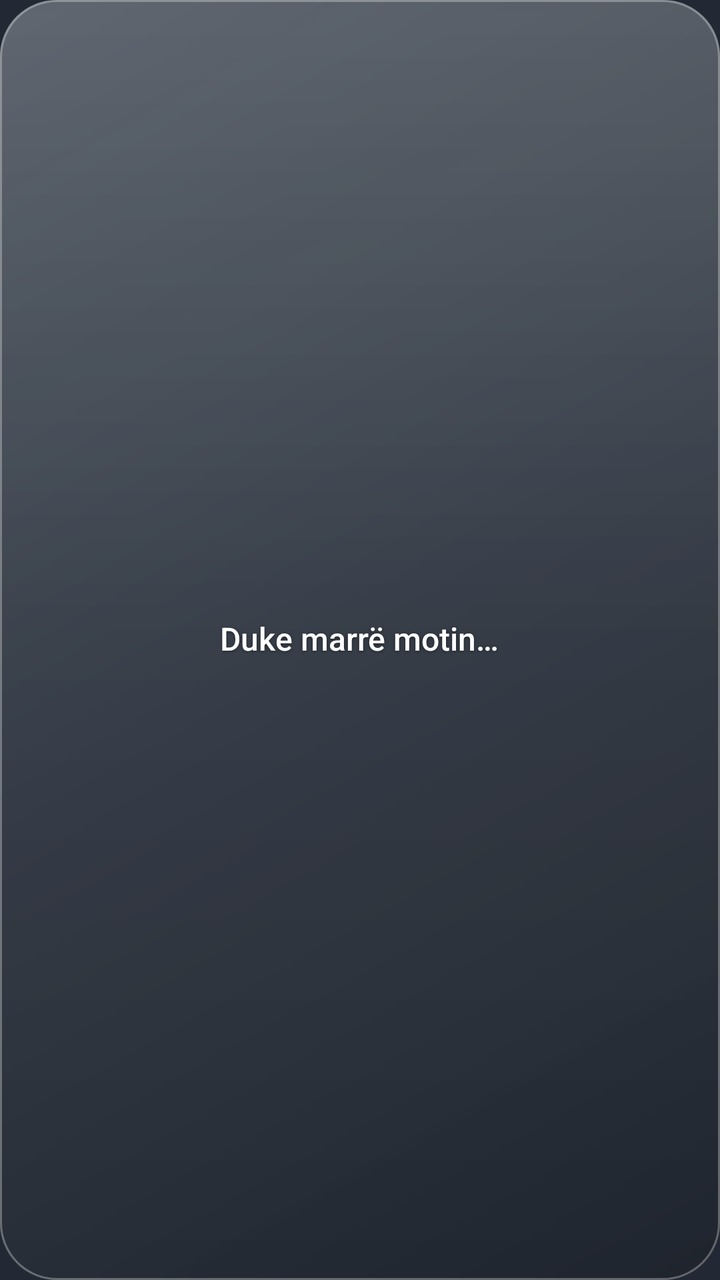
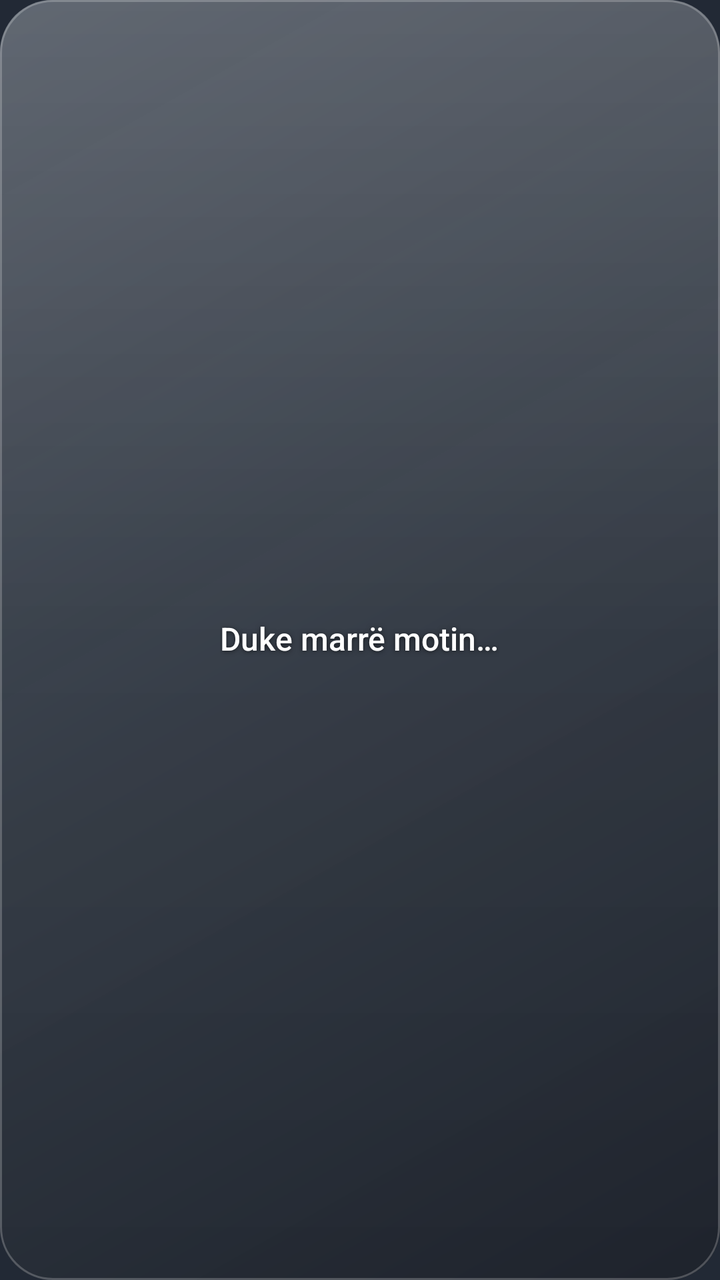

The first picture is an Android layout as it rendered before a commit; the second is the same layout after the commit. The layout source and the unified diff follow.
<!-- AndroidManifest.xml: application theme Theme.Moti -->
<!-- res/layout/widget_loading.xml -->
<?xml version="1.0" encoding="utf-8"?>
<FrameLayout xmlns:android="http://schemas.android.com/apk/res/android"
    android:id="@android:id/background"
    android:layout_width="match_parent"
    android:layout_height="match_parent">

    <ImageView
        android:layout_width="match_parent"
        android:layout_height="match_parent"
        android:importantForAccessibility="no"
        android:scaleType="fitXY"
        android:src="@drawable/glass_bg" />

    <TextView
        style="@style/W.City"
        android:layout_gravity="center"
        android:text="@string/loading" />
</FrameLayout>
<!-- resources referenced by this layout -->
<resources>
  <!-- drawable glass_bg (drawable) -->
  <?xml version="1.0" encoding="utf-8"?>
  <layer-list xmlns:android="http://schemas.android.com/apk/res/android">
      <item>
          <shape android:shape="rectangle">
              <corners android:radius="@dimen/widget_radius" />
              <gradient
                  android:angle="315"
                  android:centerColor="#B3353C46"
                  android:endColor="#BF1D222A"
                  android:startColor="#C24F5863"
                  android:type="linear" />
          </shape>
      </item>
      <item>
          <shape android:shape="rectangle">
              <corners android:radius="@dimen/widget_radius" />
              <gradient
                  android:angle="270"
                  android:centerColor="#08FFFFFF"
                  android:endColor="#00FFFFFF"
                  android:startColor="#24FFFFFF"
                  android:type="linear" />
          </shape>
      </item>
      <item>
          <shape android:shape="rectangle">
              <corners android:radius="@dimen/widget_radius" />
              <stroke
                  android:width="1dp"
                  android:color="#4DFFFFFF" />
          </shape>
      </item>
  </layer-list>
  <string name="loading">Duke marrë motin…</string>
  <style name="W.City">
          <item name="android:textSize">16sp</item>
          <item name="android:fontFamily">sans-serif-medium</item>
      </style>
  <style name="Theme.Moti" parent="@android:style/Theme.Material.NoActionBar">
          <item name="android:windowShowWallpaper">true</item>
          <item name="android:windowBackground">@color/window_fallback</item>
          <item name="android:colorAccent">@color/accent</item>
          <item name="android:colorControlActivated">@color/accent</item>
          <item name="android:textColorPrimary">@color/text</item>
          <item name="android:textColorHint">@color/text3</item>
          <item name="android:statusBarColor">@android:color/transparent</item>
          <item name="android:navigationBarColor">@android:color/transparent</item>
          <item name="android:windowLightStatusBar">false</item>
      </style>
  <dimen name="widget_radius">24dp</dimen>
  <color name="window_fallback">#E60B1220</color>
  <color name="accent">#FF9CC4FF</color>
  <color name="text">#FFFFFFFF</color>
  <color name="text3">#A6FFFFFF</color>
</resources>

<!-- the commit's change to res/layout/widget_loading.xml (unified diff, before → after) -->
@@ -1,6 +1,6 @@
 <?xml version="1.0" encoding="utf-8"?>
 <FrameLayout xmlns:android="http://schemas.android.com/apk/res/android"
-    android:id="@android:id/background"
+    android:id="@+id/root"
     android:layout_width="match_parent"
     android:layout_height="match_parent">
 
@@ -9,7 +9,7 @@
         android:layout_height="match_parent"
         android:importantForAccessibility="no"
         android:scaleType="fitXY"
-        android:src="@drawable/glass_bg" />
+        android:src="@drawable/glass_m" />
 
     <TextView
         style="@style/W.City"
<!-- resource entries referenced after the edit -->
@@ -1,36 +1,36 @@
 <!-- resources referenced by this layout -->
 <resources>
-  <!-- drawable glass_bg (drawable) -->
+  <!-- drawable glass_m (drawable) -->
   <?xml version="1.0" encoding="utf-8"?>
   <layer-list xmlns:android="http://schemas.android.com/apk/res/android">
       <item>
           <shape android:shape="rectangle">
-              <corners android:radius="@dimen/widget_radius" />
+              <corners android:radius="26dp" />
               <gradient
                   android:angle="315"
-                  android:centerColor="#B3353C46"
-                  android:endColor="#BF1D222A"
-                  android:startColor="#C24F5863"
+                  android:centerColor="#B8363D47"
+                  android:endColor="#C21C2129"
+                  android:startColor="#C7525B66"
                   android:type="linear" />
           </shape>
       </item>
       <item>
           <shape android:shape="rectangle">
-              <corners android:radius="@dimen/widget_radius" />
+              <corners android:radius="26dp" />
               <gradient
                   android:angle="270"
-                  android:centerColor="#08FFFFFF"
+                  android:centerColor="#06FFFFFF"
                   android:endColor="#00FFFFFF"
-                  android:startColor="#24FFFFFF"
+                  android:startColor="#22FFFFFF"
                   android:type="linear" />
           </shape>
       </item>
       <item>
           <shape android:shape="rectangle">
-              <corners android:radius="@dimen/widget_radius" />
+              <corners android:radius="26dp" />
               <stroke
                   android:width="1dp"
-                  android:color="#4DFFFFFF" />
+                  android:color="#38FFFFFF" />
           </shape>
       </item>
   </layer-list>
@@ -50,7 +50,6 @@
           <item name="android:navigationBarColor">@android:color/transparent</item>
           <item name="android:windowLightStatusBar">false</item>
       </style>
-  <dimen name="widget_radius">24dp</dimen>
   <color name="window_fallback">#E60B1220</color>
   <color name="accent">#FF9CC4FF</color>
   <color name="text">#FFFFFFFF</color>
